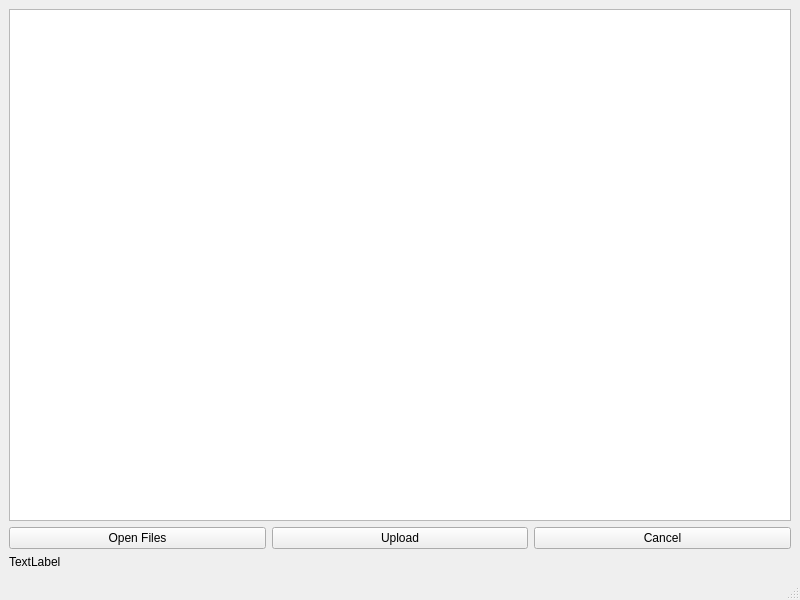
Old version of the form interface.ui in the repository codygula/S3-File-Upload-Utility.
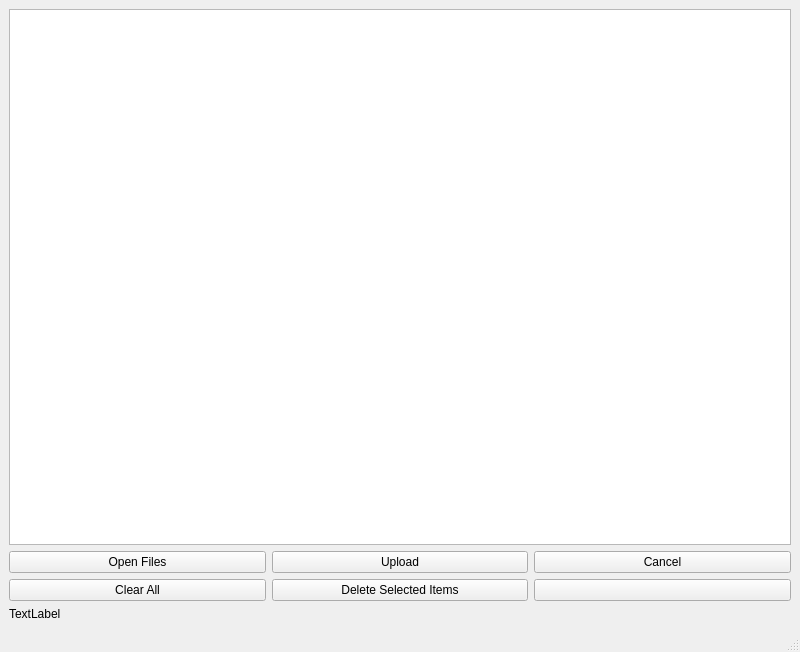
New version of the form.

Commit message: It can now clear all and delete selected files

Diff of the .ui file:
```diff
--- a/interface.ui
+++ b/interface.ui
@@ -7,7 +7,7 @@
     <x>0</x>
     <y>0</y>
     <width>800</width>
-    <height>600</height>
+    <height>652</height>
    </rect>
   </property>
   <property name="windowTitle">
@@ -25,14 +25,7 @@
       </property>
      </widget>
     </item>
-    <item row="1" column="1">
-     <widget class="QPushButton" name="pushButton">
-      <property name="text">
-       <string>Upload</string>
-      </property>
-     </widget>
-    </item>
-    <item row="2" column="0">
+    <item row="3" column="0">
      <widget class="QLabel" name="label">
       <property name="text">
        <string>TextLabel</string>
@@ -46,6 +39,37 @@
       </property>
      </widget>
     </item>
+    <item row="0" column="0" colspan="3">
+     <widget class="QListWidget" name="listWidget"/>
+    </item>
+    <item row="1" column="1">
+     <widget class="QPushButton" name="pushButton">
+      <property name="text">
+       <string>Upload</string>
+      </property>
+     </widget>
+    </item>
+    <item row="2" column="0">
+     <widget class="QPushButton" name="Clear_All">
+      <property name="text">
+       <string>Clear All</string>
+      </property>
+     </widget>
+    </item>
+    <item row="2" column="1">
+     <widget class="QPushButton" name="Delete_Selected">
+      <property name="text">
+       <string>Delete Selected Items</string>
+      </property>
+     </widget>
+    </item>
+    <item row="2" column="2">
+     <widget class="QPushButton" name="pushButton_6">
+      <property name="text">
+       <string/>
+      </property>
+     </widget>
+    </item>
    </layout>
   </widget>
   <widget class="QMenuBar" name="menubar">
```
Left out of the diff: 3 changed lines with no effect on the pictures. The commit also changes 1 other file.
